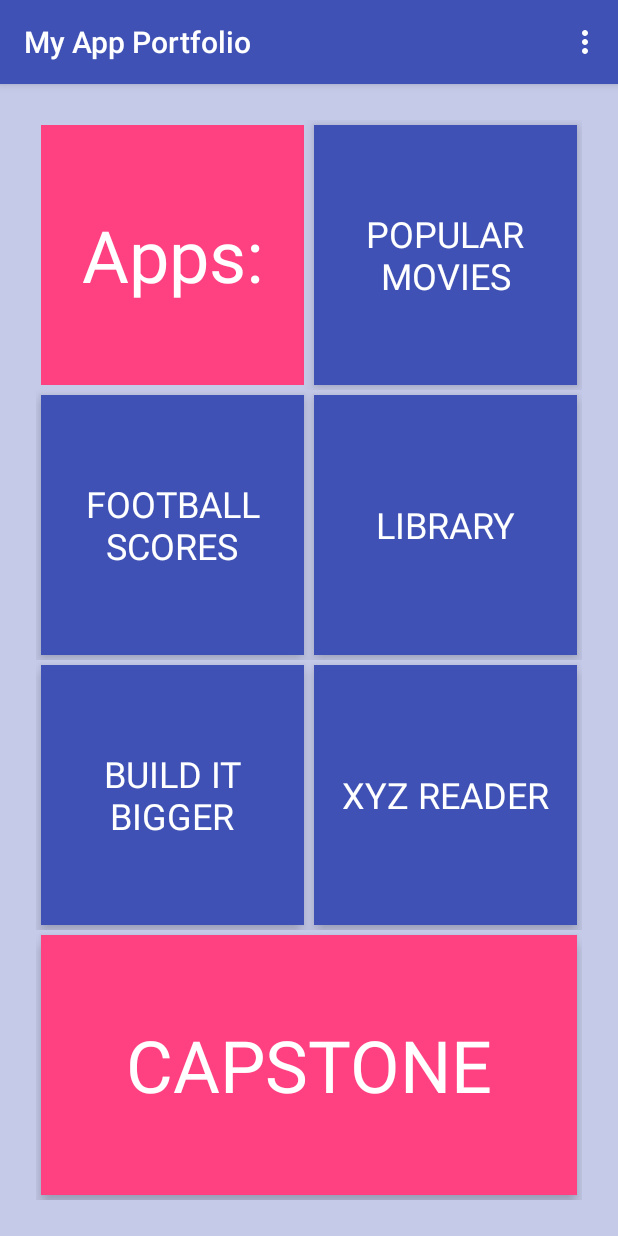
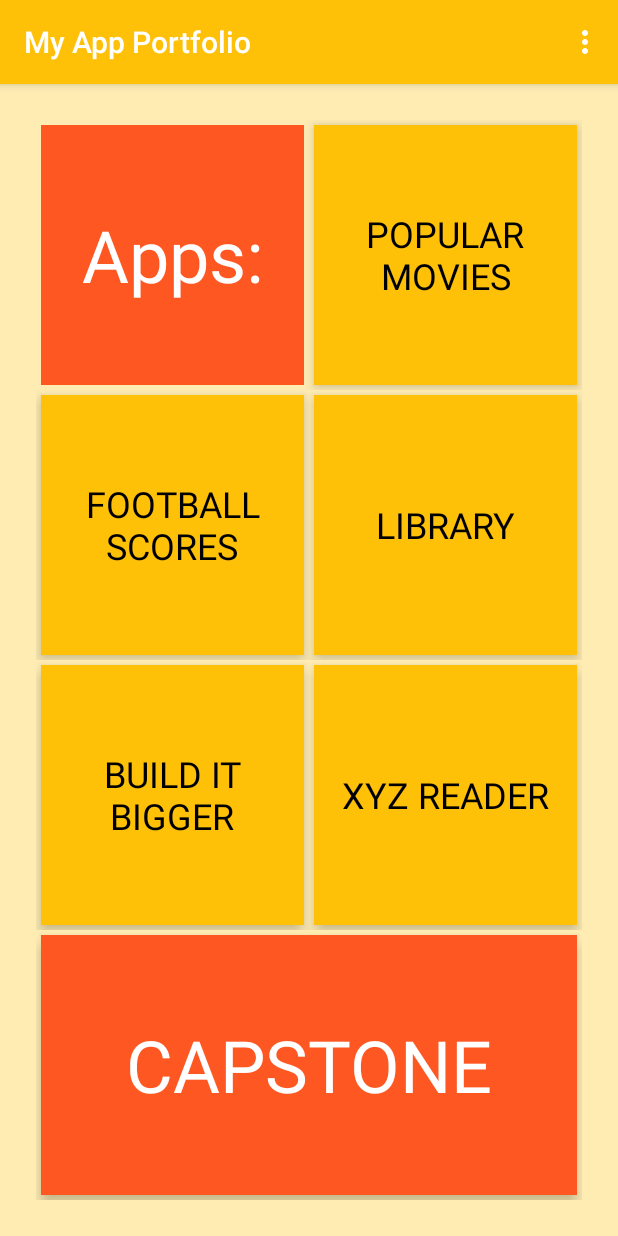
Before and after one commit to adarshfernando/My-App-Portfolio, an Android app: the screen it shows after launch (MainActivity), on a phone screen of 412 x 824 dp. Run offline under Robolectric (Android 15) with nearby library versions, the phone set to English and light mode, and no system bars.

Commit message:
Changed Theme colors and added notes to MainActivity.java

```diff
--- a/app/src/main/res/layout/content_main.xml
+++ b/app/src/main/res/layout/content_main.xml
@@ -106,6 +106,7 @@
             android:background="@color/colorAccent"
             android:gravity="center"
             android:text="Capstone"
+            android:textColor="@android:color/white"
             android:textSize="48sp" />
 
     </LinearLayout>
--- a/app/src/main/res/values/colors.xml
+++ b/app/src/main/res/values/colors.xml
@@ -1,7 +1,7 @@
 <?xml version="1.0" encoding="utf-8"?>
 <resources>
-    <color name="colorPrimary">#3F51B5</color>
-    <color name="colorPrimaryDark">#303F9F</color>
-    <color name="colorAccent">#FF4081</color>
-    <color name="colorPrimaryLight">#C5CAE9</color>
+    <color name="colorPrimary">#FFC107</color>
+    <color name="colorPrimaryDark">#FFA000</color>
+    <color name="colorAccent">#FF5722</color>
+    <color name="colorPrimaryLight">#FFECB3</color>
 </resources>
--- a/app/src/main/res/values/styles.xml
+++ b/app/src/main/res/values/styles.xml
@@ -21,7 +21,7 @@
         <item name="android:layout_margin">3dp</item>
         <item name="android:background">@color/colorPrimary</item>
         <item name="android:elevation">6dp</item>
-        <item name="android:textColor">@android:color/white</item>
+        <item name="android:textColor">@android:color/black</item>
         <item name="android:textAllCaps">true</item>
         <item name="android:textSize">24sp</item>
     </style>
```
Also changed, not shown: app/src/main/java/com/adarshfernando/android/myappportfolio/MainActivity.java (+7 -0 lines).
